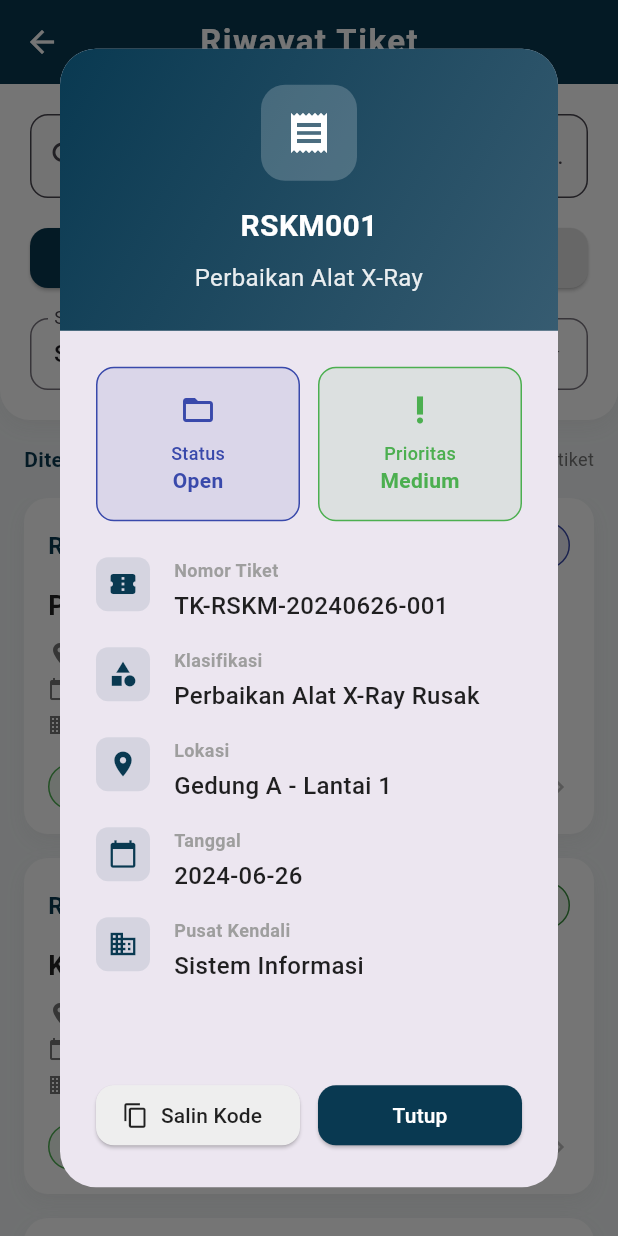
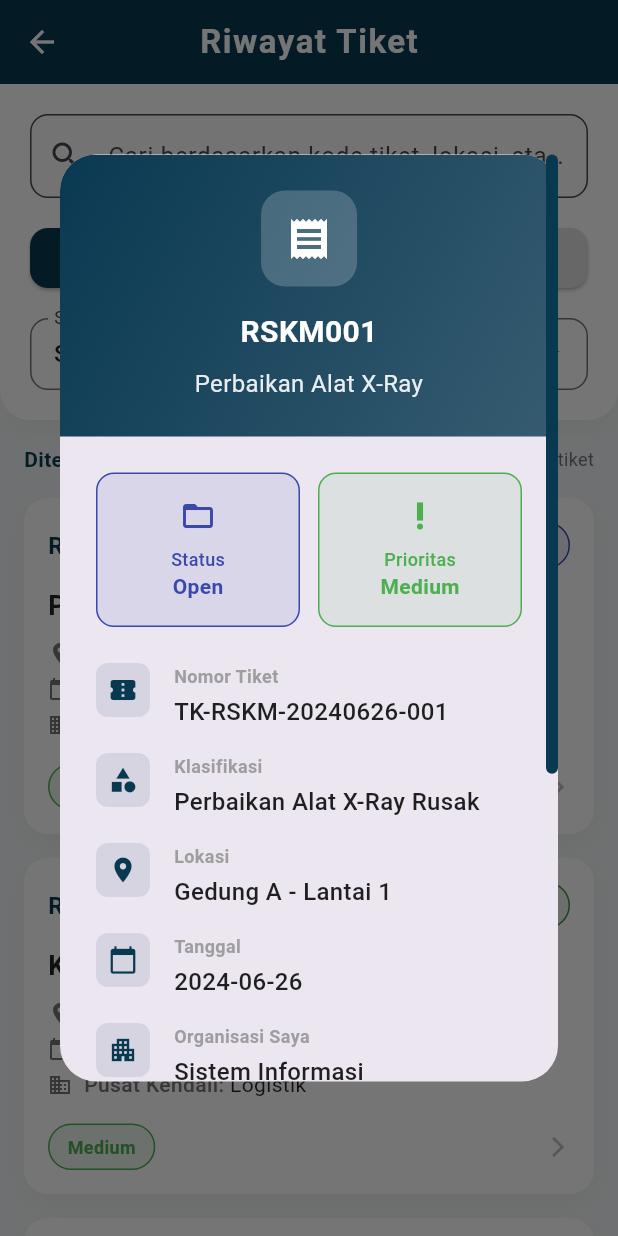
Before and after one commit to ataullahrafif/kmasset-aplikasi, a Flutter app: the HistoryTicketPage screen opened directly, after a tap on "Filter Lanjutan", after a tap on "RSKM001", on a phone screen of 412 x 824 dp. Run offline on Flutter 3.47's test engine with Material 3 defaults, Android fonts, the phone set to English and light mode, and no system bars; our stand-ins replace image_picker, shared_preferences; missing offline and left inert: mobile_scanner; accounts and stored records are empty.

Commit message:
22072025

```diff
--- a/lib/history_ticket_page.dart
+++ b/lib/history_ticket_page.dart
@@ -73,10 +73,11 @@ class _HistoryTicketPageState extends State<HistoryTicketPage> {
           "tickets": [
             {
               "nomor_tiket": "TK-RSKM-20240626-001",
-              "pusat_kendali": "${EmployeeData.organization}",
+              "pusat_kendali": "IT Support",
               "lokasi": "Gedung A - Lantai 1",
               "judul_tiket": "Perbaikan Alat X-Ray",
               "klarifikasi_tiket": "Perbaikan Alat X-Ray Rusak",
+              "deskripsi": "Alat X-Ray tidak bisa menyala sejak kemarin. Sudah dicoba restart namun tetap gagal.",
               "tanggal": "2024-06-26",
               "kode_tiket": "RSKM001",
               "status": "Open",
@@ -84,10 +85,11 @@ class _HistoryTicketPageState extends State<HistoryTicketPage> {
             },
             {
               "nomor_tiket": "TK-RSKM-20240626-002",
-              "pusat_kendali": "${EmployeeData.organization}",
+              "pusat_kendali": "Logistik",
               "lokasi": "Gedung A - Lantai 2",
               "judul_tiket": "Kalibrasi Mikroskop",
               "klarifikasi_tiket": "Kalibrasi Mikroskop Laboratorium",
+              "deskripsi": "Mikroskop laboratorium perlu dikalibrasi ulang untuk hasil pengamatan yang akurat.",
               "tanggal": "2024-06-26",
               "kode_tiket": "RSKM002",
               "status": "Closed",
@@ -100,10 +102,11 @@ class _HistoryTicketPageState extends State<HistoryTicketPage> {
           "tickets": [
             {
               "nomor_tiket": "TK-RSKM-20240626-003",
-              "pusat_kendali": "${EmployeeData.organization}",
+              "pusat_kendali": "Keuangan",
               "lokasi": "Gedung B - Lantai 1",
               "judul_tiket": "Penggantian Lampu",
               "klarifikasi_tiket": "Penggantian Lampu Ruangan UGD",
+              "deskripsi": "Lampu di ruangan UGD sudah mati selama beberapa hari. Perlu penggantian lampu baru.",
               "tanggal": "2024-06-26",
               "kode_tiket": "RSKM003",
               "status": "Request",
@@ -111,10 +114,11 @@ class _HistoryTicketPageState extends State<HistoryTicketPage> {
             },
             {
               "nomor_tiket": "TK-RSKM-20240626-004",
-              "pusat_kendali": "${EmployeeData.organization}",
+              "pusat_kendali": "Umum",
               "lokasi": "Gedung B - Lantai 2",
               "judul_tiket": "Maintenance Ventilator",
               "klarifikasi_tiket": "Maintenance Rutin Ventilator ICU",
+              "deskripsi": "Ventilator ICU perlu di maintenance rutin untuk menjaga kualitas udara dan kenyamanan pasien.",
               "tanggal": "2024-06-26",
               "kode_tiket": "RSKM004",
               "status": "Request",
@@ -127,10 +131,11 @@ class _HistoryTicketPageState extends State<HistoryTicketPage> {
           "tickets": [
             {
               "nomor_tiket": "TK-RSKM-20240626-005",
-              "pusat_kendali": "${EmployeeData.organization}",
+              "pusat_kendali": "Manajemen",
               "lokasi": "Gedung C - Lantai 1",
               "judul_tiket": "Perbaikan Kulkas",
               "klarifikasi_tiket": "Perbaikan Kulkas Penyimpanan Obat Farmasi",
+              "deskripsi": "Kulkas di ruang penyimpanan obat Farmasi tidak bisa dingin. Perlu perbaikan komponen pendingin.",
               "tanggal": "2024-06-26",
               "kode_tiket": "RSKM005",
               "status": "Closed",
@@ -138,10 +143,11 @@ class _HistoryTicketPageState extends State<HistoryTicketPage> {
             },
             {
               "nomor_tiket": "TK-RSKM-20240626-006",
-              "pusat_kendali": "${EmployeeData.organization}",
+              "pusat_kendali": "IT Support",
               "lokasi": "Gedung A - Lantai 1",
               "judul_tiket": "Servis Blender",
               "klarifikasi_tiket": "Servis Blender Industri Gizi",
+              "deskripsi": "Blender yang digunakan untuk mencampur bahan makanan di ruang gizi perlu di servis rutin untuk menjaga kualitas produk.",
               "tanggal": "2024-06-26",
               "kode_tiket": "RSKM006",
               "status": "Open",
@@ -154,10 +160,11 @@ class _HistoryTicketPageState extends State<HistoryTicketPage> {
           "tickets": [
             {
               "nomor_tiket": "TK-RSKM-20240626-007",
-              "pusat_kendali": "${EmployeeData.organization}",
+              "pusat_kendali": "Keuangan",
               "lokasi": "Gedung A - Lantai 2",
               "judul_tiket": "Perbaikan AC",
               "klarifikasi_tiket": "Perbaikan AC Rusak Poli Anak",
+              "deskripsi": "AC di ruang poli anak tidak bisa dingin. Perlu perbaikan komponen pendingin dan filter.",
               "tanggal": "2024-06-26",
               "kode_tiket": "RSKM007",
               "status": "Reject",
@@ -165,10 +172,11 @@ class _HistoryTicketPageState extends State<HistoryTicketPage> {
             },
             {
               "nomor_tiket": "TK-RSKM-20240626-008",
-              "pusat_kendali": "${EmployeeData.organization}",
+              "pusat_kendali": "Umum",
               "lokasi": "Gedung B - Lantai 1",
               "judul_tiket": "Penggantian Lampu Operasi",
               "klarifikasi_tiket": "Penggantian Bola Lampu Operasi Bedah",
+              "deskripsi": "Lampu operasi bedah perlu diganti karena sudah rusak dan tidak bisa menyala.",
               "tanggal": "2024-06-26",
               "kode_tiket": "RSKM008",
               "status": "Pending",
@@ -181,10 +189,11 @@ class _HistoryTicketPageState extends State<HistoryTicketPage> {
           "tickets": [
             {
               "nomor_tiket": "TK-RSKM-20240626-009",
-              "pusat_kendali": "${EmployeeData.organization}",
+              "pusat_kendali": "Manajemen",
               "lokasi": "Gedung C - Lantai 1",
               "judul_tiket": "Perbaikan Printer",
               "klarifikasi_tiket": "Perbaikan Printer Macet Administrasi",
+              "deskripsi": "Printer yang digunakan untuk mencetak laporan administrasi tidak bisa mencetak. Perlu perbaikan komponen dan ink.",
               "tanggal": "2024-06-26",
               "kode_tiket": "RSKM009",
               "status": "Reject",
@@ -192,10 +201,11 @@ class _HistoryTicketPageState extends State<HistoryTicketPage> {
             },
             {
               "nomor_tiket": "TK-RSKM-20240626-010",
-              "pusat_kendali": "${EmployeeData.organization}",
+              "pusat_kendali": "Umum",
               "lokasi": "Gedung B - Lantai 2",
               "judul_tiket": "Perbaikan Lemari Pendingin",
               "klarifikasi_tiket": "Perbaikan Lemari Pendingin Kamar Mayat",
+              "deskripsi": "Lemari pendingin di kamar mayat perlu di perbaiki karena tidak bisa mendinginkan kamar.",
               "tanggal": "2024-06-26",
               "kode_tiket": "RSKM010",
               "status": "Pending",
@@ -709,6 +719,24 @@ class _HistoryTicketPageState extends State<HistoryTicketPage> {
                   ? MediaQuery.of(context).size.height * 0.9
                   : double.infinity,
             ),
+            child: SizedBox(
+              height: MediaQuery.of(context).size.height *
+                  0.75, // Maksimal 75% tinggi layar
+              child: ScrollbarTheme(
+                data: ScrollbarThemeData(
+                  thumbColor: MaterialStateProperty.all(
+                      const Color.fromARGB(255, 9, 57, 81)),
+                  trackColor:
+                      MaterialStateProperty.all(Colors.grey.withOpacity(0.15)),
+                  trackBorderColor:
+                      MaterialStateProperty.all(Colors.transparent),
+                  radius: const Radius.circular(12),
+                  thickness: MaterialStateProperty.all(8),
+                  thumbVisibility: MaterialStateProperty.all(true),
+                  minThumbLength: 48,
+                ),
+                child: Scrollbar(
+                  thumbVisibility: true,
                   child: SingleChildScrollView(
                     child: Column(
                       mainAxisSize: MainAxisSize.min,
@@ -723,7 +751,8 @@ class _HistoryTicketPageState extends State<HistoryTicketPage> {
                               end: Alignment.bottomRight,
                               colors: [
                                 const Color.fromARGB(255, 9, 57, 81),
-                          const Color.fromARGB(255, 9, 57, 81).withOpacity(0.8),
+                                const Color.fromARGB(255, 9, 57, 81)
+                                    .withOpacity(0.8),
                               ],
                             ),
                             borderRadius: const BorderRadius.only(
@@ -818,7 +847,8 @@ class _HistoryTicketPageState extends State<HistoryTicketPage> {
                                       decoration: BoxDecoration(
                                         color: priorityColor.withOpacity(0.1),
                                         borderRadius: BorderRadius.circular(12),
-                                  border: Border.all(color: priorityColor),
+                                        border:
+                                            Border.all(color: priorityColor),
                                       ),
                                       child: Column(
                                         children: [
@@ -853,16 +883,24 @@ class _HistoryTicketPageState extends State<HistoryTicketPage> {
                               const SizedBox(height: 24),
 
                               // Details
-                        _buildDetailItem('Nomor Tiket', ticket['nomor_tiket'],
+                              _buildDetailItem(
+                                  'Nomor Tiket',
+                                  ticket['nomor_tiket'],
                                   Icons.confirmation_number),
                               _buildDetailItem('Klasifikasi',
                                   ticket['klarifikasi_tiket'], Icons.category),
-                        _buildDetailItem(
-                            'Lokasi', ticket['lokasi'], Icons.location_on),
-                        _buildDetailItem(
-                            'Tanggal', ticket['tanggal'], Icons.calendar_today),
+                              _buildDetailItem('Lokasi', ticket['lokasi'],
+                                  Icons.location_on),
+                              _buildDetailItem('Tanggal', ticket['tanggal'],
+                                  Icons.calendar_today),
+                              _buildDetailItem('Organisasi Saya',
+                                  EmployeeData.organization, Icons.apartment),
                               _buildDetailItem('Pusat Kendali',
                                   ticket['pusat_kendali'], Icons.business),
+                              if (ticket['deskripsi'] != null &&
+                                  ticket['deskripsi'].toString().isNotEmpty)
+                                _buildDetailItem('Deskripsi Masalah',
+                                    ticket['deskripsi'], Icons.description),
                             ],
                           ),
                         ),
@@ -875,14 +913,15 @@ class _HistoryTicketPageState extends State<HistoryTicketPage> {
                               Expanded(
                                 child: ElevatedButton.icon(
                                   onPressed: () async {
-                              await Clipboard.setData(
-                                  ClipboardData(text: ticket['kode_tiket']));
+                                    await Clipboard.setData(ClipboardData(
+                                        text: ticket['kode_tiket']));
                                     if (context.mounted) {
                                       Navigator.pop(context);
-                                ScaffoldMessenger.of(context).showSnackBar(
+                                      ScaffoldMessenger.of(context)
+                                          .showSnackBar(
                                         const SnackBar(
-                                    content:
-                                        Text('Kode tiket disalin ke clipboard'),
+                                          content: Text(
+                                              'Kode tiket disalin ke clipboard'),
                                           backgroundColor:
                                               Color.fromARGB(255, 16, 91, 16),
                                           behavior: SnackBarBehavior.floating,
@@ -921,6 +960,9 @@ class _HistoryTicketPageState extends State<HistoryTicketPage> {
                           ),
                         ),
                       ],
+                    ),
+                  ),
+                ),
               ),
             ),
           ),
```
Lines whose indentation alone changed are shown as unchanged.
